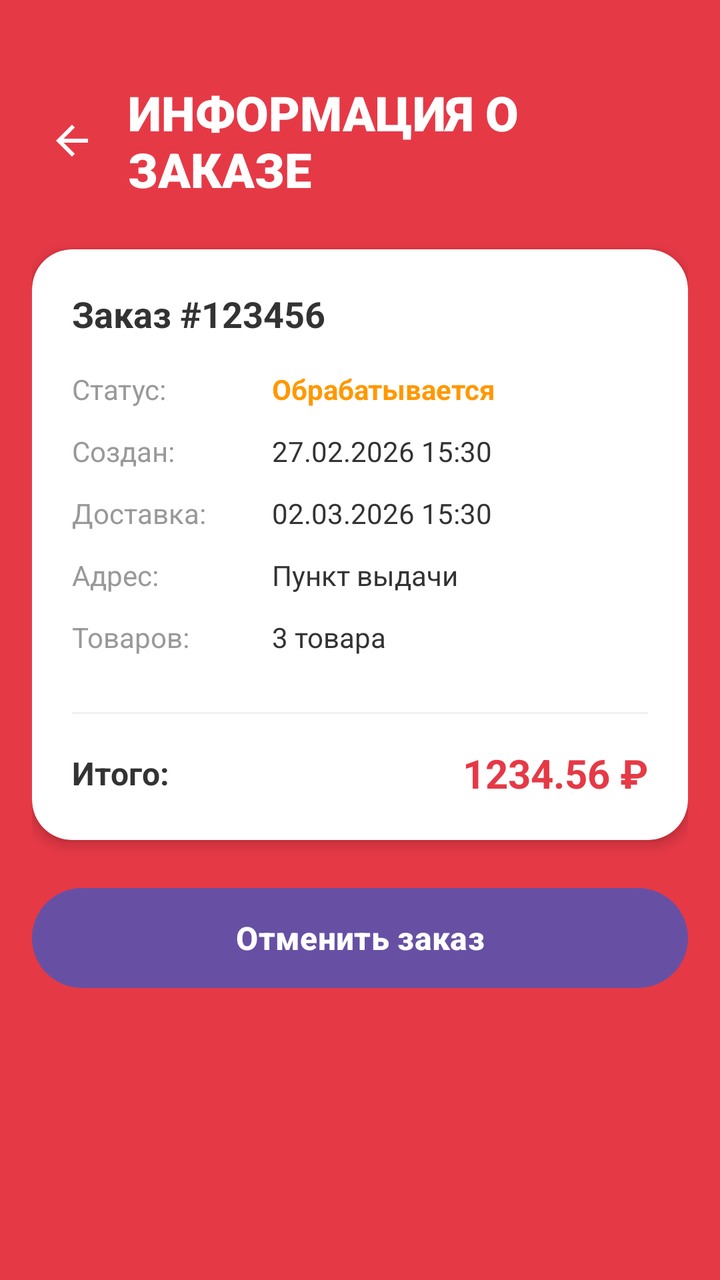
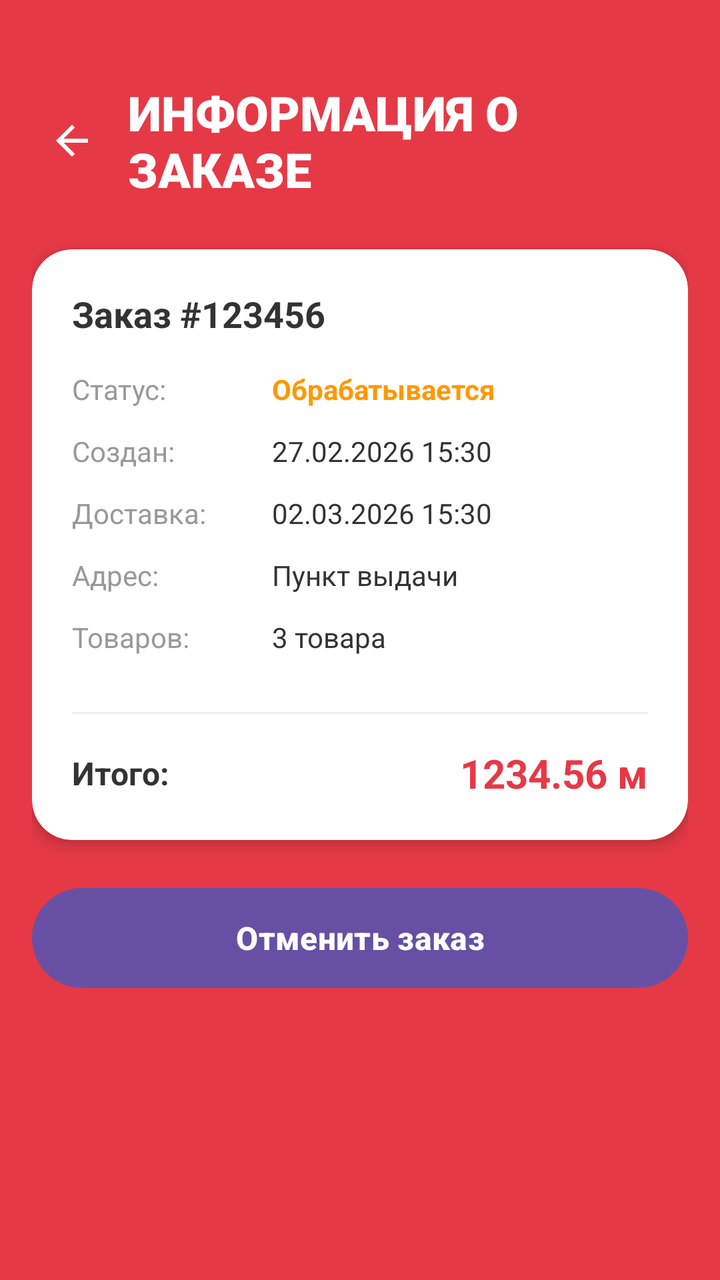

Two renders of the same Android screen: before a commit and after it. Below are the layout's source before the change and the commit's diff.
<!-- AndroidManifest.xml: application theme Theme.Magnit -->
<!-- res/layout/activity_order_info.xml -->
<?xml version="1.0" encoding="utf-8"?>
<ScrollView xmlns:android="http://schemas.android.com/apk/res/android"
    xmlns:app="http://schemas.android.com/apk/res-auto"
    android:id="@+id/main"
    android:layout_width="match_parent"
    android:layout_height="match_parent"
    android:background="#E63946">

    <LinearLayout
        android:layout_width="match_parent"
        android:layout_height="wrap_content"
        android:orientation="vertical"
        android:padding="16dp">

        
        <LinearLayout
            android:layout_width="match_parent"
            android:layout_height="wrap_content"
            android:layout_marginTop="24dp"
            android:orientation="horizontal"
            android:gravity="center_vertical">

            <ImageView
                android:id="@+id/backButton"
                android:layout_width="40dp"
                android:layout_height="40dp"
                android:src="@drawable/back"
                android:padding="8dp"
                android:clickable="true"
                android:focusable="true"
                android:background="?selectableItemBackgroundBorderless"
                app:tint="#FFFFFF" />

            <TextView
                android:layout_width="0dp"
                android:layout_height="wrap_content"
                android:layout_weight="1"
                android:layout_marginStart="8dp"
                android:text="ИНФОРМАЦИЯ О ЗАКАЗЕ"
                android:textColor="#FFFFFF"
                android:textSize="24sp"
                android:textStyle="bold"
                android:fontFamily="sans-serif-black" />
        </LinearLayout>

        
        <androidx.cardview.widget.CardView
            android:layout_width="match_parent"
            android:layout_height="wrap_content"
            android:layout_marginTop="24dp"
            app:cardCornerRadius="20dp"
            app:cardElevation="4dp"
            app:cardBackgroundColor="#FFFFFF">

            <LinearLayout
                android:layout_width="match_parent"
                android:layout_height="wrap_content"
                android:orientation="vertical"
                android:padding="20dp">

                <TextView
                    android:id="@+id/orderIdText"
                    android:layout_width="wrap_content"
                    android:layout_height="wrap_content"
                    android:text="Заказ #123456"
                    android:textColor="#333333"
                    android:textSize="18sp"
                    android:textStyle="bold"
                    android:layout_marginBottom="16dp" />

                <LinearLayout
                    android:layout_width="match_parent"
                    android:layout_height="wrap_content"
                    android:orientation="horizontal"
                    android:layout_marginBottom="12dp">

                    <TextView
                        android:layout_width="100dp"
                        android:layout_height="wrap_content"
                        android:text="Статус:"
                        android:textColor="#999999"
                        android:textSize="14sp" />

                    <TextView
                        android:id="@+id/orderStatus"
                        android:layout_width="0dp"
                        android:layout_height="wrap_content"
                        android:layout_weight="1"
                        android:text="Обрабатывается"
                        android:textColor="#FF9800"
                        android:textSize="14sp"
                        android:textStyle="bold" />
                </LinearLayout>

                <LinearLayout
                    android:layout_width="match_parent"
                    android:layout_height="wrap_content"
                    android:orientation="horizontal"
                    android:layout_marginBottom="12dp">

                    <TextView
                        android:layout_width="100dp"
                        android:layout_height="wrap_content"
                        android:text="Создан:"
                        android:textColor="#999999"
                        android:textSize="14sp" />

                    <TextView
                        android:id="@+id/orderDate"
                        android:layout_width="0dp"
                        android:layout_height="wrap_content"
                        android:layout_weight="1"
                        android:text="27.02.2026 15:30"
                        android:textColor="#333333"
                        android:textSize="14sp" />
                </LinearLayout>

                <LinearLayout
                    android:layout_width="match_parent"
                    android:layout_height="wrap_content"
                    android:orientation="horizontal"
                    android:layout_marginBottom="12dp">

                    <TextView
                        android:layout_width="100dp"
                        android:layout_height="wrap_content"
                        android:text="Доставка:"
                        android:textColor="#999999"
                        android:textSize="14sp" />

                    <TextView
                        android:id="@+id/deliveryDate"
                        android:layout_width="0dp"
                        android:layout_height="wrap_content"
                        android:layout_weight="1"
                        android:text="02.03.2026 15:30"
                        android:textColor="#333333"
                        android:textSize="14sp" />
                </LinearLayout>

                <LinearLayout
                    android:layout_width="match_parent"
                    android:layout_height="wrap_content"
                    android:orientation="horizontal"
                    android:layout_marginBottom="12dp">

                    <TextView
                        android:layout_width="100dp"
                        android:layout_height="wrap_content"
                        android:text="Адрес:"
                        android:textColor="#999999"
                        android:textSize="14sp" />

                    <TextView
                        android:id="@+id/addressText"
                        android:layout_width="0dp"
                        android:layout_height="wrap_content"
                        android:layout_weight="1"
                        android:text="Пункт выдачи"
                        android:textColor="#333333"
                        android:textSize="14sp" />
                </LinearLayout>

                <LinearLayout
                    android:layout_width="match_parent"
                    android:layout_height="wrap_content"
                    android:orientation="horizontal"
                    android:layout_marginBottom="12dp">

                    <TextView
                        android:layout_width="100dp"
                        android:layout_height="wrap_content"
                        android:text="Товаров:"
                        android:textColor="#999999"
                        android:textSize="14sp" />

                    <TextView
                        android:id="@+id/itemsCount"
                        android:layout_width="0dp"
                        android:layout_height="wrap_content"
                        android:layout_weight="1"
                        android:text="3 товара"
                        android:textColor="#333333"
                        android:textSize="14sp" />
                </LinearLayout>

                <View
                    android:layout_width="match_parent"
                    android:layout_height="1dp"
                    android:background="#F0F0F0"
                    android:layout_marginVertical="16dp" />

                <LinearLayout
                    android:layout_width="match_parent"
                    android:layout_height="wrap_content"
                    android:orientation="horizontal"
                    android:gravity="center_vertical">

                    <TextView
                        android:layout_width="0dp"
                        android:layout_height="wrap_content"
                        android:layout_weight="1"
                        android:text="Итого:"
                        android:textColor="#333333"
                        android:textSize="16sp"
                        android:textStyle="bold" />

                    <TextView
                        android:id="@+id/totalAmount"
                        android:layout_width="wrap_content"
                        android:layout_height="wrap_content"
                        android:text="1234.56 ₽"
                        android:textColor="#E63946"
                        android:textSize="20sp"
                        android:textStyle="bold" />

                </LinearLayout>

            </LinearLayout>
        </androidx.cardview.widget.CardView>

        
        <Button
            android:id="@+id/cancelOrderButton"
            android:layout_width="match_parent"
            android:layout_height="50dp"
            android:layout_marginTop="24dp"
            android:layout_marginBottom="16dp"
            android:text="Отменить заказ"
            android:textColor="#FFFFFF"
            android:textSize="16sp"
            android:textStyle="bold"
            android:background="@drawable/rounded_button_red" />

    </LinearLayout>
</ScrollView>
<!-- resources referenced by this layout -->
<resources>
  <!-- drawable back (drawable) -->
  <vector xmlns:android="http://schemas.android.com/apk/res/android" android:autoMirrored="true" android:height="24dp" android:tint="#000000" android:viewportHeight="960" android:viewportWidth="960" android:width="24dp">
        
      <path android:fillColor="@android:color/white" android:pathData="M313,520L537,744L480,800L160,480L480,160L537,216L313,440L800,440L800,520L313,520Z"/>
      
  </vector>
  <!-- drawable rounded_button_red (drawable) -->
  <?xml version="1.0" encoding="utf-8"?>
  <shape xmlns:android="http://schemas.android.com/apk/res/android"
      android:shape="rectangle">
      <solid android:color="#C41E3A" />
      <corners android:radius="25dp" />
  </shape>
  <style name="Theme.Magnit" parent="Base.Theme.Magnit" />
  <style name="Base.Theme.Magnit" parent="Theme.Material3.DayNight.NoActionBar">
          
          
      </style>
</resources>

<!-- the commit's change to res/layout/activity_order_info.xml (unified diff, before → after) -->
@@ -209,7 +209,7 @@
                         android:id="@+id/totalAmount"
                         android:layout_width="wrap_content"
                         android:layout_height="wrap_content"
-                        android:text="1234.56 ₽"
+                        android:text="1234.56 м"
                         android:textColor="#E63946"
                         android:textSize="20sp"
                         android:textStyle="bold" />
